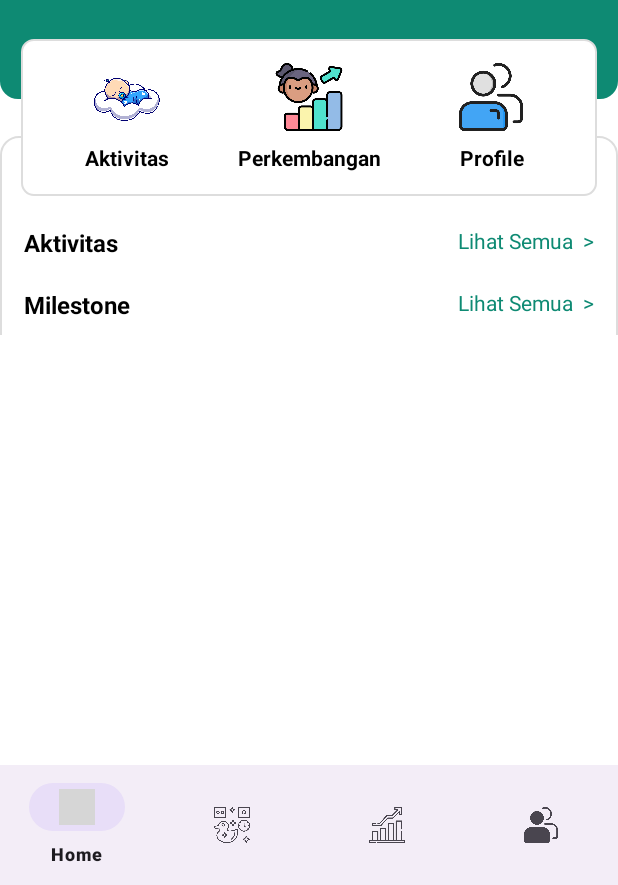
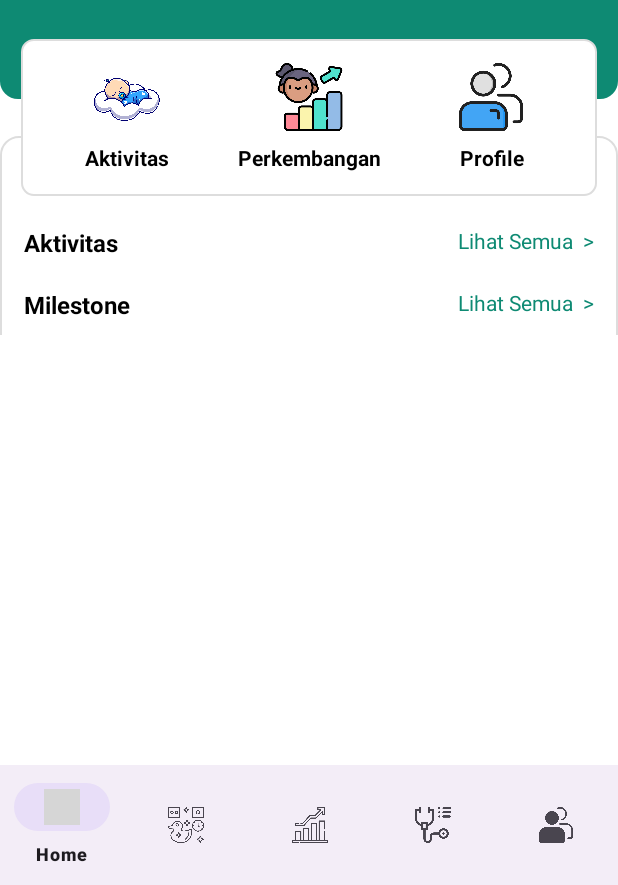
Before and after one commit to MunMunDev/Pemantauan-Kesehatan-Anak, an Android app: the MainActivity screen opened directly, with no data from a screen before it, on a phone screen of 412 x 824 dp, the part 351-1236 px from its top. Run offline under Robolectric (Android 15) with nearby library versions, the phone set to English and light mode, and no system bars; our stand-ins replace Dagger/Hilt's generated code, Shimmer; 3 statements that could not run were skipped; grey boxes are pictures that could not be loaded.

Commit message:
add menu pemeriksaan in bottom navigation

```diff
--- a/app/src/main/res/menu/bottom_nav_menu.xml
+++ b/app/src/main/res/menu/bottom_nav_menu.xml
@@ -13,6 +13,10 @@
         android:icon="@drawable/ic_perkembangan2"
         android:title="Perkembangan"/>
     <item
+        android:id="@+id/menu_pemeriksaan"
+        android:icon="@drawable/ic_pemeriksaan"
+        android:title="Pemeriksaan"/>
+    <item
         android:id="@+id/menu_profile"
         android:icon="@drawable/ic_akun"
         android:title="Akun"/>
```
Also changed, not shown: app/src/main/res/drawable/ic_pemeriksaan.png (added).
